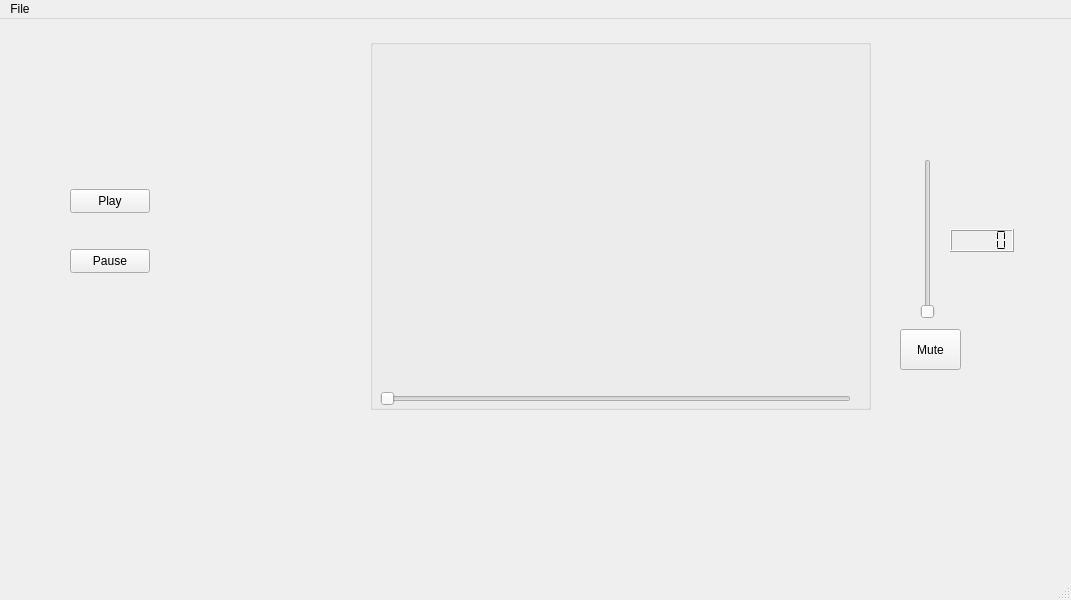
This is mainwindow.ui in maksPodstawski/qt-video-editor as Qt 5 draws it before an edit. The edited form follows.
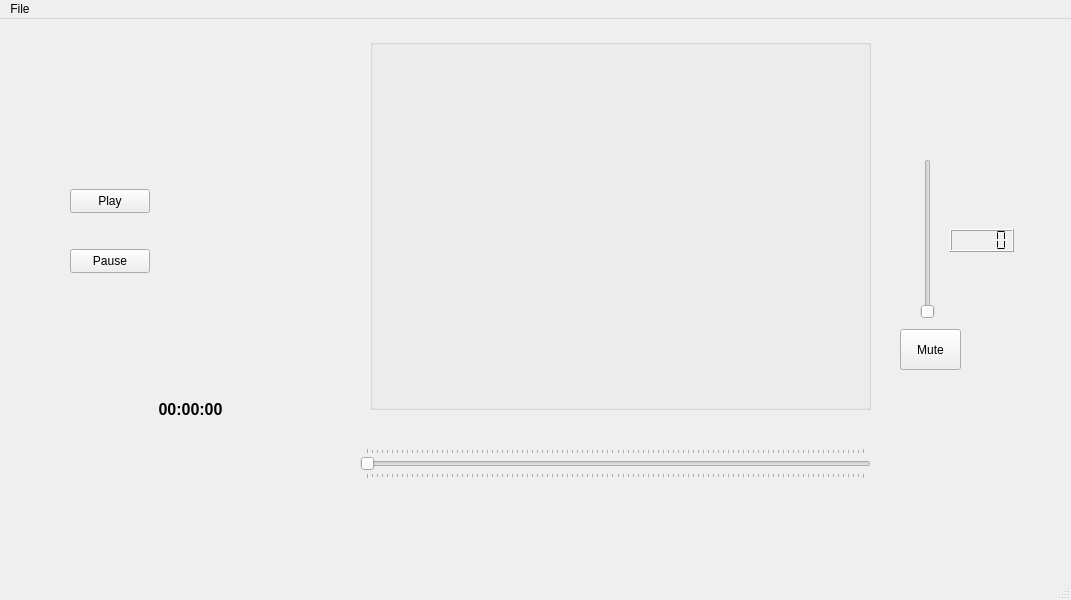
This is the edited form.

Commit message: Adding the current time and the entire video time

Diff of the .ui file:
```diff
--- a/mainwindow.ui
+++ b/mainwindow.ui
@@ -26,19 +26,6 @@
     <property name="title">
      <string/>
     </property>
-    <widget class="QSlider" name="previewVideoTimeSlider">
-     <property name="geometry">
-      <rect>
-       <x>10</x>
-       <y>350</y>
-       <width>471</width>
-       <height>20</height>
-      </rect>
-     </property>
-     <property name="orientation">
-      <enum>Qt::Orientation::Horizontal</enum>
-     </property>
-    </widget>
    </widget>
    <widget class="QSlider" name="volumeChangeSlider">
     <property name="geometry">
@@ -105,6 +92,44 @@
      <string>Pause</string>
     </property>
    </widget>
+   <widget class="QLabel" name="timeLabel">
+    <property name="geometry">
+     <rect>
+      <x>110</x>
+      <y>380</y>
+      <width>161</width>
+      <height>21</height>
+     </rect>
+    </property>
+    <property name="font">
+     <font>
+      <pointsize>12</pointsize>
+      <bold>true</bold>
+     </font>
+    </property>
+    <property name="text">
+     <string>00:00:00</string>
+    </property>
+    <property name="alignment">
+     <set>Qt::AlignmentFlag::AlignCenter</set>
+    </property>
+   </widget>
+   <widget class="QSlider" name="previewVideoTimeSlider">
+    <property name="geometry">
+     <rect>
+      <x>360</x>
+      <y>429</y>
+      <width>511</width>
+      <height>31</height>
+     </rect>
+    </property>
+    <property name="orientation">
+     <enum>Qt::Orientation::Horizontal</enum>
+    </property>
+    <property name="tickPosition">
+     <enum>QSlider::TickPosition::TicksBothSides</enum>
+    </property>
+   </widget>
   </widget>
   <widget class="QMenuBar" name="menubar">
    <property name="geometry">
```
The commit also changes 7 other files.
